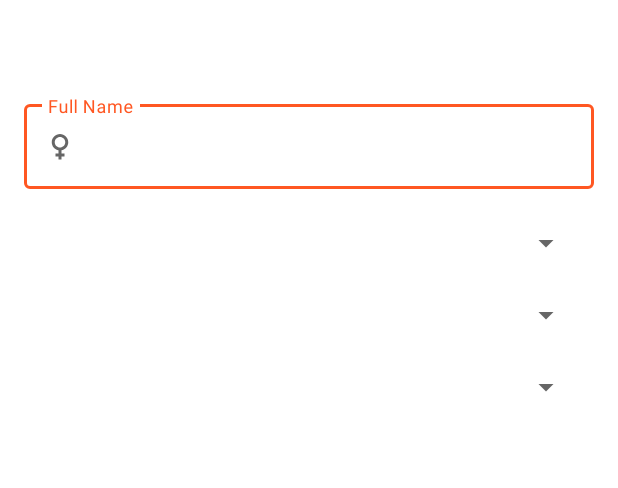
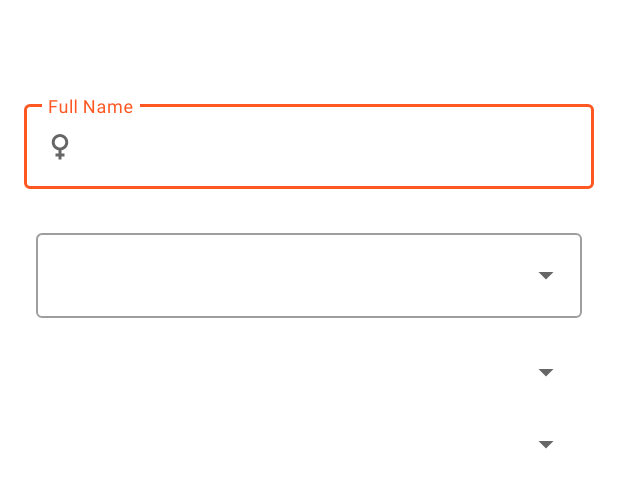
Before and after one commit to HamedMajdi/Passport-Photo-Verification, an Android app: the layout fragment_add_manually.xml on its own in the app's theme, with its tools: preview values and no code run, on a phone screen of 412 x 824 dp. Shown: the top 488 px of the screen. Run offline under Robolectric (Android 15) with nearby library versions, the phone set to English and light mode, and no system bars; Roboto replaces fonts that are not available here.

Commit message:
update the spinner view

```diff
--- a/app/src/main/java/com/example/passportphotocomparisonthesis/ReadingAndDisplayingMRZ/View/AddManuallyFragment.kt
+++ b/app/src/main/java/com/example/passportphotocomparisonthesis/ReadingAndDisplayingMRZ/View/AddManuallyFragment.kt
@@ -44,6 +44,9 @@ class AddManuallyFragment : Fragment() {
         val genderDataForSpinner = StaticDataRepository.getGenderOptions()
         val countryAdapter = SpinnerAdapter(requireContext(), genderDataForSpinner)
         binding.spinnerGender.adapter = countryAdapter
+//        binding.spinnerGender.adapter = countryAdapter
+
+//        binding.spinnerGender.selectedItem as SpinnerData
     }
 
     fun loadDocumentTypeSpinner() {
--- a/app/src/main/res/layout/fragment_add_manually.xml
+++ b/app/src/main/res/layout/fragment_add_manually.xml
@@ -121,27 +121,40 @@
 
         </com.google.android.material.textfield.TextInputLayout>
 
+        <!--        <Spinner-->
+        <!--            android:layout_width="match_parent"-->
+        <!--            android:layout_height="wrap_content"-->
+        <!--            app:layout_constraintTop_toBottomOf="@id/TILName"-->
+        <!--            android:layout_margin="24dp"-->
+        <!--            android:id="@+id/spinnerGender"/>-->
+
+        <com.google.android.material.textfield.TextInputLayout
+            style="@style/Widget.MaterialComponents.TextInputLayout.OutlinedBox.ExposedDropdownMenu"
+            android:layout_width="match_parent"
+            android:id="@+id/test"
+            android:layout_margin="24dp"
+            android:layout_height="wrap_content"
+            app:layout_constraintTop_toBottomOf="@id/TILName">
+
+            <AutoCompleteTextView
+                android:id="@+id/spinnerGender"
+                android:layout_width="match_parent"
+                android:layout_height="wrap_content" />
+        </com.google.android.material.textfield.TextInputLayout>
+
         <Spinner
+            android:id="@+id/spinnerCountry"
             android:layout_width="match_parent"
             android:layout_height="wrap_content"
-            app:layout_constraintTop_toBottomOf="@id/TILName"
             android:layout_margin="24dp"
-            android:id="@+id/spinnerGender"/>
+            app:layout_constraintTop_toBottomOf="@id/test" />
 
         <Spinner
+            android:id="@+id/spinnerDocumentType"
             android:layout_width="match_parent"
             android:layout_height="wrap_content"
-            app:layout_constraintTop_toBottomOf="@id/spinnerGender"
             android:layout_margin="24dp"
-            android:id="@+id/spinnerCountry"/>
-
-        <Spinner
-            android:layout_width="match_parent"
-            android:layout_height="wrap_content"
-            app:layout_constraintTop_toBottomOf="@id/spinnerCountry"
-            android:layout_margin="24dp"
-            android:id="@+id/spinnerDocumentType"/>
-
+            app:layout_constraintTop_toBottomOf="@id/spinnerCountry" />
 
 
     </androidx.constraintlayout.widget.ConstraintLayout>
```
